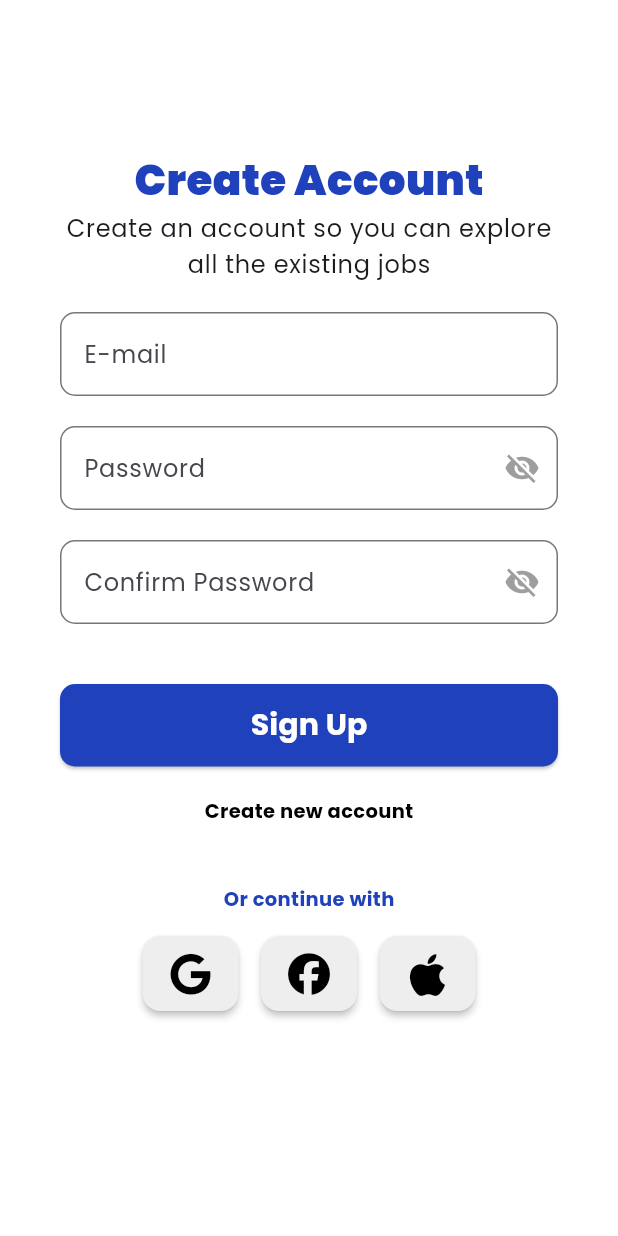
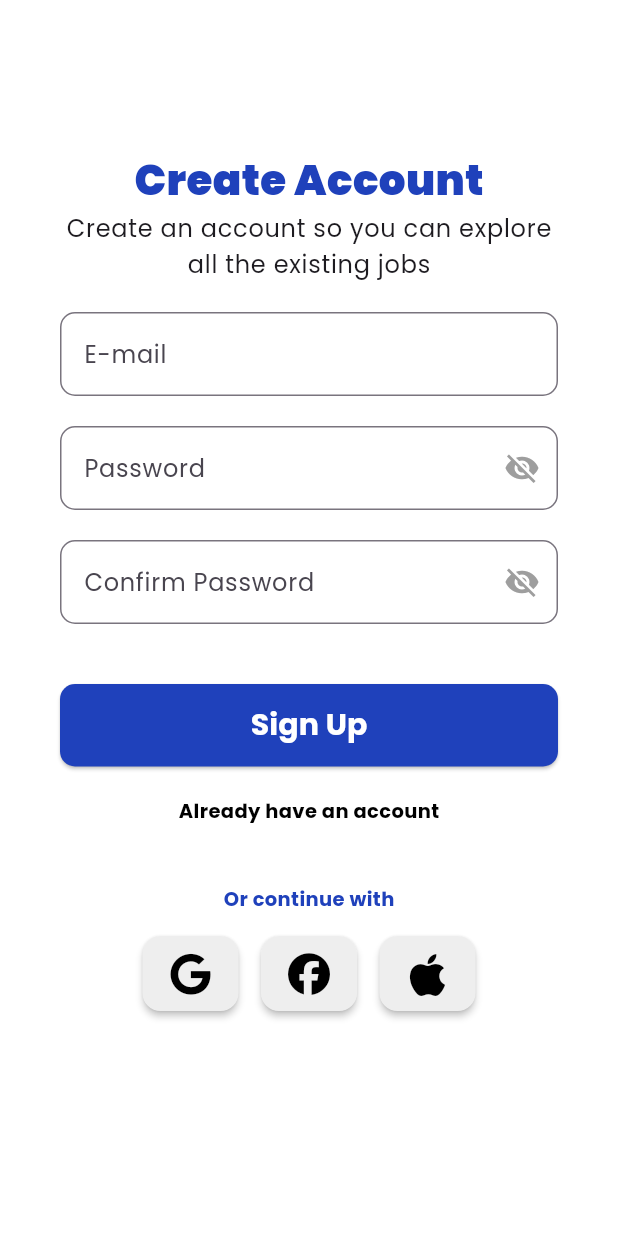
Before and after one commit to iamSinlapachai/flutter_speed_ui_app, a Flutter app: the B03PageUI screen opened directly, on a phone screen of 412 x 824 dp. Run offline on Flutter 3.47's test engine with Material 3 defaults, Android fonts, the phone set to English and light mode, and no system bars; our stand-ins replace font_awesome_flutter, google_fonts.

```diff
--- a/lib/views/b03_page_ui.dart
+++ b/lib/views/b03_page_ui.dart
@@ -1,4 +1,5 @@
 import 'package:flutter/material.dart';
+import 'package:flutter_speed_ui_app/views/b02_page_ui.dart';
 import 'package:font_awesome_flutter/font_awesome_flutter.dart';
 
 class B03PageUI extends StatefulWidget {
@@ -122,13 +123,22 @@ class _B03PageUIState extends State<B03PageUI> {
               const SizedBox(
                 height: 20,
               ),
-
-              Text(
-                'Create new account',
-                style: TextStyle(
-                  fontSize: 13,
-                  fontWeight: FontWeight.bold,
-                  color: Colors.black,
+              InkWell(
+                onTap: () {
+                  Navigator.push(
+                    context,
+                    MaterialPageRoute(
+                      builder: (context) => B02PageUI(),
+                    ),
+                  );
+                },
+                child: Text(
+                  'Already have an account',
+                  style: TextStyle(
+                    fontSize: 13,
+                    fontWeight: FontWeight.bold,
+                    color: Colors.black,
+                  ),
                 ),
               ),
 
```
Also changed, not shown: lib/views/b01_page_ui.dart (+19 -3 lines), lib/views/b02_page_ui.dart (+17 -6 lines).
